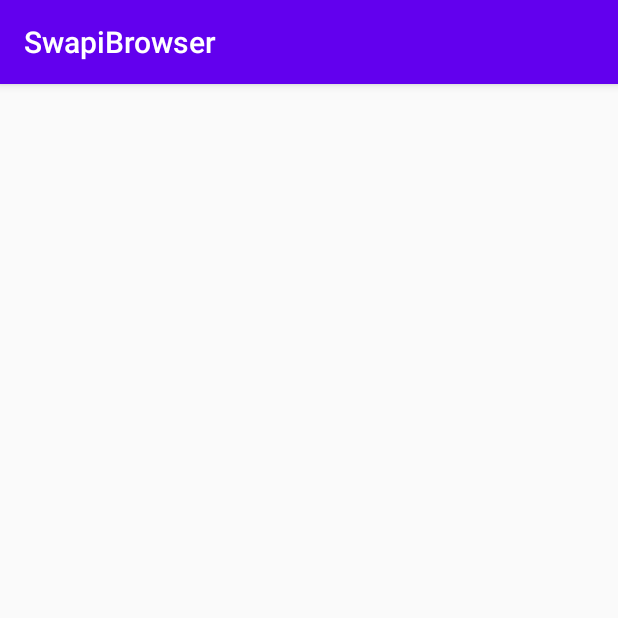
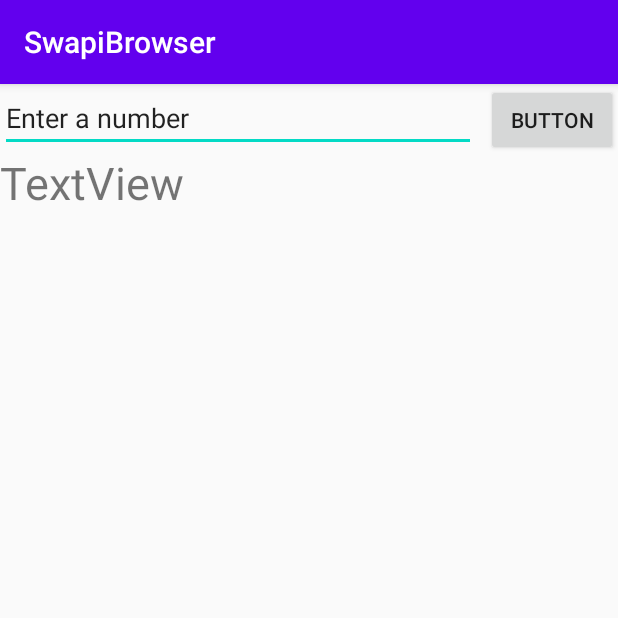
Before and after one commit to robinettec4/SwapiBrowser, an Android app: the screen it shows after launch (MainActivity), on a phone screen of 412 x 824 dp, the top half of it. Run offline under Robolectric (Android 15) with nearby library versions, the phone set to English and light mode, and no system bars.

```diff
--- a/app/src/main/java/com/example/swapibrowser/MainActivity.java
+++ b/app/src/main/java/com/example/swapibrowser/MainActivity.java
@@ -22,18 +22,25 @@ import androidx.appcompat.app.AppCompatActivity;
 import android.os.Bundle;
 import android.util.Log;
 import java.util.concurrent.ExecutionException;
+
+import android.view.View;
+import android.widget.EditText;
 import android.widget.TextView;
 
 
 public class MainActivity extends AppCompatActivity {
 
     //base url, append any query to this
-    String baseUrl = "https://swapi.dev/api/";
+    //will remove '/people/' from the end of the baseUrl to allow for searching of other categories as well
+    String baseUrl = "https://swapi.dev/api/people/";
     //this will hold the full url after the query
     String url;
 
     //placeholder hardcoded query
     String place = "https://swapi.dev/api/people/1/";
+
+    private TextView mTextView;
+    private EditText mEditText;
 
 
     @Override
@@ -41,17 +48,29 @@ public class MainActivity extends AppCompatActivity {
         super.onCreate(savedInstanceState);
         setContentView(R.layout.activity_main);
 
-        final TextView textView = (TextView) findViewById(R.id.textView);
+        mTextView = findViewById(R.id.textView);
+        //change the edit text id to something more reasonable
+        mEditText = findViewById(R.id.editTextTextPersonName);
+
+    }
+
+    public void searchResult(View view) {
 
         //the final result to be placed in the text view
         String result;
 
+        String request;
+
+        String search = mEditText.getText().toString();
+
+        request = baseUrl + search + "/";
+        Log.d("Value", "Search = " + request + "/");
         //create HttpGetRequest object
         HttpGetRequest getRequest = new HttpGetRequest();
 
         //send a request for url "place" and put result into "result"
         try {
-            result = getRequest.execute(place).get();
+            result = getRequest.execute(request).get();
         } catch (ExecutionException e) {
             e.printStackTrace();
             result = null;
@@ -63,6 +82,6 @@ public class MainActivity extends AppCompatActivity {
         Log.d("Value", "result = " + result);
 
         //display result in textView
-        textView.setText(result);
+        mTextView.setText(result);
     }
 }
--- a/app/src/main/res/layout/activity_main.xml
+++ b/app/src/main/res/layout/activity_main.xml
@@ -6,13 +6,35 @@
     android:layout_height="wrap_content"
     tools:context=".MainActivity">
 
+    <EditText
+        android:id="@+id/editTextTextPersonName"
+        android:layout_width="317dp"
+        android:layout_height="wrap_content"
+        android:layout_alignParentStart="true"
+        android:layout_alignParentLeft="true"
+        android:layout_alignParentTop="true"
+        android:ems="10"
+        android:inputType="textPersonName"
+        android:text="Enter a number" />
+
     <TextView
         android:id="@+id/textView"
         android:layout_width="wrap_content"
         android:layout_height="wrap_content"
+        android:layout_below="@id/editTextTextPersonName"
         android:text="TextView"
         android:textSize="30sp"
         tools:layout_editor_absoluteX="127dp"
         tools:layout_editor_absoluteY="212dp" />
 
+    <Button
+        android:id="@+id/button"
+        android:layout_width="wrap_content"
+        android:layout_height="wrap_content"
+        android:layout_alignParentTop="true"
+        android:layout_alignParentEnd="true"
+        android:layout_alignParentRight="true"
+        android:text="Button"
+        android:onClick="searchResult"/>
+
 </RelativeLayout>
```
